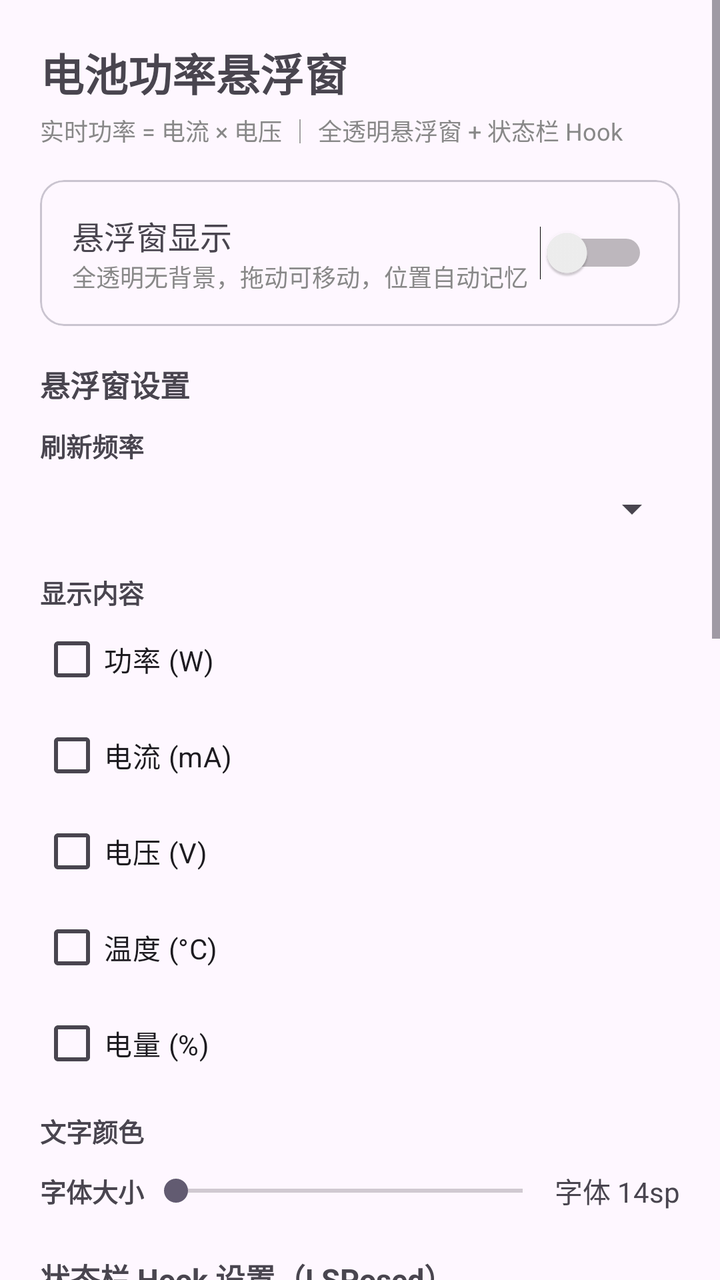
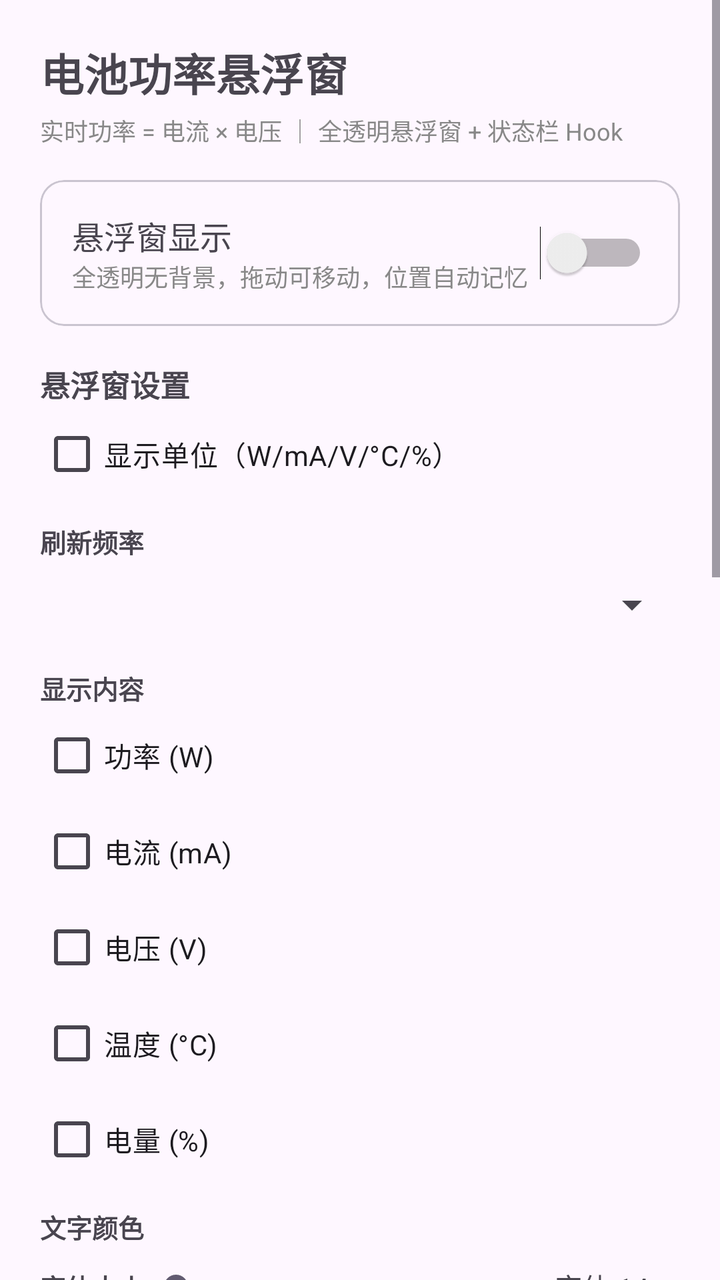

An Android layout rendered at two revisions. The XML below is the earlier revision; the diff shows what the commit changed to produce the second picture.
<!-- AndroidManifest.xml: application theme Theme.BatteryPower -->
<!-- res/layout/activity_main.xml -->
<?xml version="1.0" encoding="utf-8"?>
<ScrollView xmlns:android="http://schemas.android.com/apk/res/android"
    xmlns:app="http://schemas.android.com/apk/res-auto"
    android:layout_width="match_parent"
    android:layout_height="match_parent"
    android:fillViewport="true">

    <LinearLayout
        android:layout_width="match_parent"
        android:layout_height="wrap_content"
        android:orientation="vertical"
        android:padding="20dp">

        <TextView
            android:layout_width="wrap_content"
            android:layout_height="wrap_content"
            android:text="@string/app_name"
            android:textSize="22sp"
            android:textStyle="bold" />

        <TextView
            android:layout_width="wrap_content"
            android:layout_height="wrap_content"
            android:layout_marginTop="4dp"
            android:text="实时功率 = 电流 × 电压 ｜ 全透明悬浮窗 + 状态栏 Hook"
            android:textSize="12sp"
            android:textColor="#888888" />

        
        <com.google.android.material.card.MaterialCardView
            android:layout_width="match_parent"
            android:layout_height="wrap_content"
            android:layout_marginTop="16dp"
            app:cardCornerRadius="12dp">

            <LinearLayout
                android:layout_width="match_parent"
                android:layout_height="wrap_content"
                android:orientation="horizontal"
                android:gravity="center_vertical"
                android:padding="16dp">

                <LinearLayout
                    android:layout_width="0dp"
                    android:layout_height="wrap_content"
                    android:layout_weight="1"
                    android:orientation="vertical">
                    <TextView
                        android:layout_width="wrap_content"
                        android:layout_height="wrap_content"
                        android:text="@string/overlay_switch"
                        android:textSize="16sp" />
                    <TextView
                        android:layout_width="wrap_content"
                        android:layout_height="wrap_content"
                        android:text="全透明无背景，拖动可移动，位置自动记忆"
                        android:textSize="12sp"
                        android:textColor="#888888" />
                </LinearLayout>

                <Switch
                    android:id="@+id/sw_overlay"
                    android:layout_width="wrap_content"
                    android:layout_height="wrap_content" />
            </LinearLayout>
        </com.google.android.material.card.MaterialCardView>

        
        <TextView
            android:layout_width="wrap_content"
            android:layout_height="wrap_content"
            android:layout_marginTop="18dp"
            android:text="悬浮窗设置"
            android:textSize="15sp"
            android:textStyle="bold" />

        <TextView
            android:layout_width="wrap_content"
            android:layout_height="wrap_content"
            android:layout_marginTop="10dp"
            android:text="@string/refresh_label"
            android:textSize="13sp"
            android:textStyle="bold" />
        <Spinner
            android:id="@+id/spinner_refresh"
            android:layout_width="match_parent"
            android:layout_height="44dp" />

        <TextView
            android:layout_width="wrap_content"
            android:layout_height="wrap_content"
            android:layout_marginTop="10dp"
            android:text="@string/show_label"
            android:textSize="13sp"
            android:textStyle="bold" />
        <CheckBox android:id="@+id/cb_power" android:layout_width="match_parent"
            android:layout_height="wrap_content" android:text="@string/show_power" />
        <CheckBox android:id="@+id/cb_current" android:layout_width="match_parent"
            android:layout_height="wrap_content" android:text="@string/show_current" />
        <CheckBox android:id="@+id/cb_voltage" android:layout_width="match_parent"
            android:layout_height="wrap_content" android:text="@string/show_voltage" />
        <CheckBox android:id="@+id/cb_temp" android:layout_width="match_parent"
            android:layout_height="wrap_content" android:text="@string/show_temp" />
        <CheckBox android:id="@+id/cb_level" android:layout_width="match_parent"
            android:layout_height="wrap_content" android:text="@string/show_level" />

        <TextView
            android:layout_width="wrap_content"
            android:layout_height="wrap_content"
            android:layout_marginTop="10dp"
            android:text="文字颜色"
            android:textSize="13sp"
            android:textStyle="bold" />
        <LinearLayout
            android:id="@+id/color_row"
            android:layout_width="match_parent"
            android:layout_height="wrap_content"
            android:orientation="horizontal" />

        <LinearLayout
            android:layout_width="match_parent"
            android:layout_height="wrap_content"
            android:layout_marginTop="10dp"
            android:orientation="horizontal"
            android:gravity="center_vertical">
            <TextView
                android:layout_width="wrap_content"
                android:layout_height="wrap_content"
                android:text="@string/text_size_label"
                android:textSize="13sp"
                android:textStyle="bold" />
            <SeekBar
                android:id="@+id/seek_text_size"
                android:layout_width="0dp"
                android:layout_height="wrap_content"
                android:layout_weight="1"
                android:max="10" />
            <TextView
                android:id="@+id/tv_text_size"
                android:layout_width="wrap_content"
                android:layout_height="wrap_content"
                android:text="字体 14sp" />
        </LinearLayout>

        
        <TextView
            android:layout_width="wrap_content"
            android:layout_height="wrap_content"
            android:layout_marginTop="22dp"
            android:text="状态栏 Hook 设置（LSPosed）"
            android:textSize="15sp"
            android:textStyle="bold" />

        <TextView
            android:layout_width="wrap_content"
            android:layout_height="wrap_content"
            android:layout_marginTop="10dp"
            android:text="显示位置"
            android:textSize="13sp"
            android:textStyle="bold" />
        <RadioGroup
            android:id="@+id/radio_hook_side"
            android:layout_width="match_parent"
            android:layout_height="wrap_content"
            android:orientation="horizontal">
            <RadioButton
                android:id="@+id/rb_hook_right"
                android:layout_width="wrap_content"
                android:layout_height="wrap_content"
                android:text="时钟右侧" />
            <RadioButton
                android:id="@+id/rb_hook_left"
                android:layout_width="wrap_content"
                android:layout_height="wrap_content"
                android:layout_marginStart="16dp"
                android:text="时钟左侧" />
        </RadioGroup>

        <CheckBox
            android:id="@+id/cb_hook_avoid"
            android:layout_width="match_parent"
            android:layout_height="wrap_content"
            android:text="智能避让（自动避开右侧图标）" />

        <LinearLayout
            android:layout_width="match_parent"
            android:layout_height="wrap_content"
            android:orientation="horizontal"
            android:gravity="center_vertical">
            <TextView
                android:layout_width="wrap_content"
                android:layout_height="wrap_content"
                android:text="水平偏移"
                android:textSize="13sp" />
            <SeekBar
                android:id="@+id/seek_hook_offset_x"
                android:layout_width="0dp"
                android:layout_height="wrap_content"
                android:layout_weight="1"
                android:max="4000" />
            <TextView
                android:id="@+id/tv_hook_offset_x"
                android:layout_width="48dp"
                android:layout_height="wrap_content"
                android:text="0px"
                android:gravity="end" />
        </LinearLayout>

        <LinearLayout
            android:layout_width="match_parent"
            android:layout_height="wrap_content"
            android:orientation="horizontal"
            android:gravity="center_vertical">
            <TextView
                android:layout_width="wrap_content"
                android:layout_height="wrap_content"
                android:text="垂直偏移"
                android:textSize="13sp" />
            <SeekBar
                android:id="@+id/seek_hook_offset_y"
                android:layout_width="0dp"
                android:layout_height="wrap_content"
                android:layout_weight="1"
                android:max="2000" />
            <TextView
                android:id="@+id/tv_hook_offset_y"
                android:layout_width="48dp"
                android:layout_height="wrap_content"
                android:text="0px"
                android:gravity="end" />
        </LinearLayout>

        <TextView
            android:layout_width="wrap_content"
            android:layout_height="wrap_content"
            android:layout_marginTop="10dp"
            android:text="显示内容"
            android:textSize="13sp"
            android:textStyle="bold" />
        <CheckBox android:id="@+id/cb_hook_power" android:layout_width="match_parent"
            android:layout_height="wrap_content" android:text="功率 (W)" />
        <CheckBox android:id="@+id/cb_hook_current" android:layout_width="match_parent"
            android:layout_height="wrap_content" android:text="电流 (mA)" />
        <CheckBox android:id="@+id/cb_hook_voltage" android:layout_width="match_parent"
            android:layout_height="wrap_content" android:text="电压 (V)" />
        <CheckBox android:id="@+id/cb_hook_temp" android:layout_width="match_parent"
            android:layout_height="wrap_content" android:text="温度 (°C)" />
        <CheckBox android:id="@+id/cb_hook_level" android:layout_width="match_parent"
            android:layout_height="wrap_content" android:text="电量 (%)" />

        <TextView
            android:layout_width="wrap_content"
            android:layout_height="wrap_content"
            android:layout_marginTop="10dp"
            android:text="文字颜色"
            android:textSize="13sp"
            android:textStyle="bold" />
        <LinearLayout
            android:id="@+id/color_row_hook"
            android:layout_width="match_parent"
            android:layout_height="wrap_content"
            android:orientation="horizontal" />

        <LinearLayout
            android:layout_width="match_parent"
            android:layout_height="wrap_content"
            android:layout_marginTop="10dp"
            android:orientation="horizontal"
            android:gravity="center_vertical">
            <TextView
                android:layout_width="wrap_content"
                android:layout_height="wrap_content"
                android:text="字号"
                android:textSize="13sp"
                android:textStyle="bold" />
            <SeekBar
                android:id="@+id/seek_hook_text_size"
                android:layout_width="0dp"
                android:layout_height="wrap_content"
                android:layout_weight="1"
                android:max="10" />
            <TextView
                android:id="@+id/tv_hook_text_size"
                android:layout_width="wrap_content"
                android:layout_height="wrap_content"
                android:text="字号 11sp" />
        </LinearLayout>

        <TextView
            android:id="@+id/tv_hook_hint"
            android:layout_width="match_parent"
            android:layout_height="wrap_content"
            android:layout_marginTop="14dp"
            android:textSize="12sp"
            android:textColor="#666666" />

        <Button
            android:id="@+id/btn_diagnostic"
            android:layout_width="match_parent"
            android:layout_height="wrap_content"
            android:layout_marginTop="12dp"
            android:layout_marginBottom="30dp"
            android:text="数据诊断（电池节点探测）" />

    </LinearLayout>
</ScrollView>
<!-- resources referenced by this layout -->
<resources>
  <string name="app_name">电池功率悬浮窗</string>
  <string name="overlay_switch">悬浮窗显示</string>
  <string name="refresh_label">刷新频率</string>
  <string name="show_current">电流 (mA)</string>
  <string name="show_label">显示内容</string>
  <string name="show_level">电量 (%)</string>
  <string name="show_power">功率 (W)</string>
  <string name="show_temp">温度 (°C)</string>
  <string name="show_voltage">电压 (V)</string>
  <string name="text_size_label">字体大小</string>
  <style name="Theme.BatteryPower" parent="Theme.Material3.DayNight.NoActionBar">
          <item name="colorPrimary">@color/primary</item>
          <item name="android:statusBarColor">@android:color/transparent</item>
      </style>
  <color name="primary">#FF3B30</color>
</resources>

<!-- the commit's change to res/layout/activity_main.xml (unified diff, before → after) -->
@@ -74,6 +74,12 @@
             android:textSize="15sp"
             android:textStyle="bold" />
 
+        <CheckBox
+            android:id="@+id/cb_show_unit"
+            android:layout_width="match_parent"
+            android:layout_height="wrap_content"
+            android:text="显示单位（W/mA/V/°C/%）" />
+
         <TextView
             android:layout_width="wrap_content"
             android:layout_height="wrap_content"
@@ -151,6 +157,23 @@
             android:textSize="15sp"
             android:textStyle="bold" />
 
+        <LinearLayout
+            android:layout_width="match_parent"
+            android:layout_height="wrap_content"
+            android:orientation="horizontal"
+            android:gravity="center_vertical">
+            <TextView
+                android:layout_width="0dp"
+                android:layout_height="wrap_content"
+                android:layout_weight="1"
+                android:text="状态栏显示"
+                android:textSize="15sp" />
+            <Switch
+                android:id="@+id/sw_hook_enabled"
+                android:layout_width="wrap_content"
+                android:layout_height="wrap_content" />
+        </LinearLayout>
+
         <TextView
             android:layout_width="wrap_content"
             android:layout_height="wrap_content"
@@ -295,6 +318,13 @@
             android:textColor="#666666" />
 
         <Button
+            android:id="@+id/btn_restart_sui"
+            android:layout_width="match_parent"
+            android:layout_height="wrap_content"
+            android:layout_marginTop="12dp"
+            android:text="重启 SystemUI（加载/重载 Hook）" />
+
+        <Button
             android:id="@+id/btn_diagnostic"
             android:layout_width="match_parent"
             android:layout_height="wrap_content"
